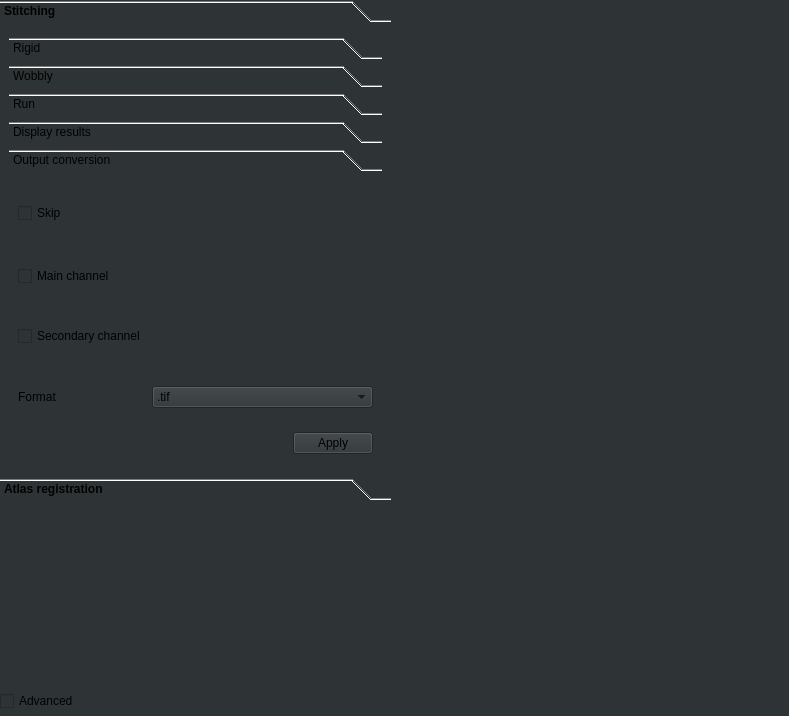
Old version of the form ClearMap/gui/creator/alignment_tab.ui in the repository ClearAnatomics/ClearMap.
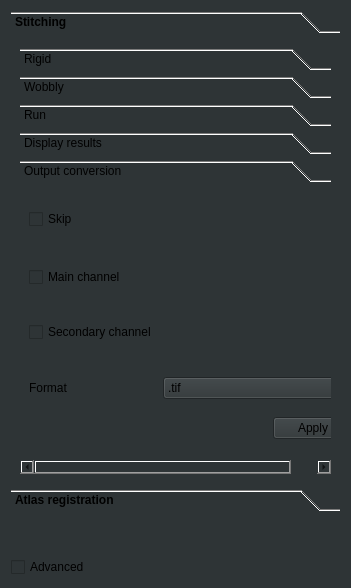
New version of the form. The open tabs and pages were chosen to show the change. Icons and pictures are not drawn.

Patch:
```diff
--- a/ClearMap/gui/creator/alignment_tab.ui
+++ b/ClearMap/gui/creator/alignment_tab.ui
@@ -2,47 +2,14 @@
 <ui version="4.0">
  <class>preprocessing_tab</class>
  <widget class="QWidget" name="preprocessing_tab">
-  <property name="geometry">
-   <rect>
-    <x>0</x>
-    <y>0</y>
-    <width>789</width>
-    <height>716</height>
-   </rect>
-  </property>
-  <property name="minimumSize">
-   <size>
-    <width>400</width>
-    <height>0</height>
-   </size>
-  </property>
-  <property name="maximumSize">
-   <size>
-    <width>16777215</width>
-    <height>720</height>
-   </size>
-  </property>
-  <property name="baseSize">
-   <size>
-    <width>0</width>
-    <height>720</height>
-   </size>
-  </property>
   <property name="windowTitle">
    <string>Form</string>
   </property>
   <property name="styleSheet">
    <string notr="true">background-color: rgb(46, 52, 54);</string>
   </property>
-  <widget class="QWidget" name="verticalLayoutWidget">
-   <property name="geometry">
-    <rect>
-     <x>0</x>
-     <y>0</y>
-     <width>391</width>
-     <height>711</height>
-    </rect>
-   </property>
+  <layout class="QVBoxLayout" name="verticalLayout_4">
+   <item>
    <layout class="QVBoxLayout" name="verticalLayout_2">
     <item>
      <widget class="QToolBox" name="toolBox">
@@ -54,7 +21,6 @@
       </property>
       <property name="font">
        <font>
-        <weight>75</weight>
         <bold>true</bold>
        </font>
       </property>
@@ -66,8 +32,8 @@
         <rect>
          <x>0</x>
          <y>0</y>
-         <width>389</width>
-         <height>438</height>
+          <width>441</width>
+          <height>440</height>
         </rect>
        </property>
        <attribute name="label">
@@ -922,16 +888,14 @@
             <rect>
              <x>0</x>
              <y>0</y>
-             <width>371</width>
-             <height>265</height>
+              <width>423</width>
+              <height>272</height>
             </rect>
            </property>
            <attribute name="label">
             <string>Output conversion</string>
            </attribute>
-           <layout class="QHBoxLayout" name="horizontalLayout_5">
-            <item>
-             <layout class="QVBoxLayout" name="verticalLayout_6">
+            <layout class="QVBoxLayout" name="verticalLayout_8">
               <item>
                <layout class="QFormLayout" name="formLayout_3">
                 <item row="0" column="0">
@@ -1010,9 +974,7 @@
                   </property>
                  </spacer>
                 </item>
-               </layout>
-              </item>
-              <item>
+               <item row="4" column="1">
                <widget class="QDialogButtonBox" name="convertOutputButtonBox">
                 <property name="standardButtons">
                  <set>QDialogButtonBox::Apply</set>
@@ -1332,7 +1294,8 @@
      </widget>
     </item>
    </layout>
-  </widget>
+   </item>
+  </layout>
  </widget>
  <resources/>
  <connections>
```
Left out of the diff: 64 changed lines with no effect on the pictures. Lines whose indentation alone changed are shown as unchanged.
